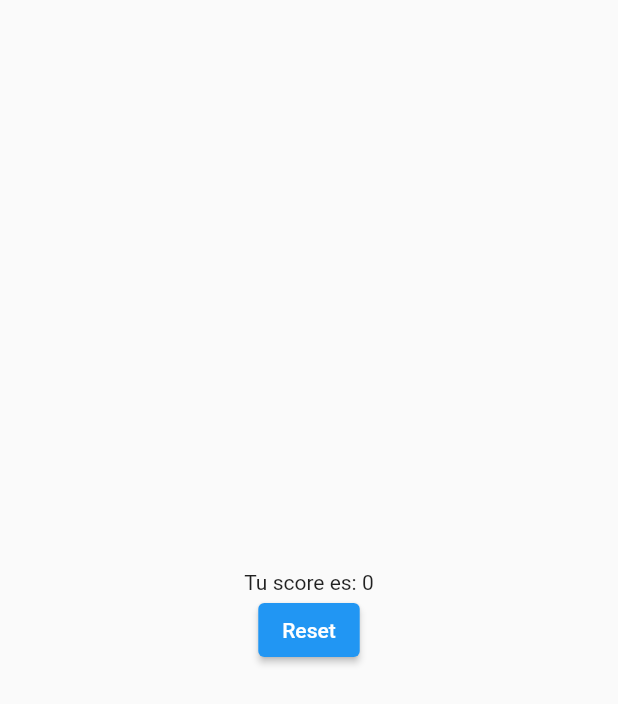
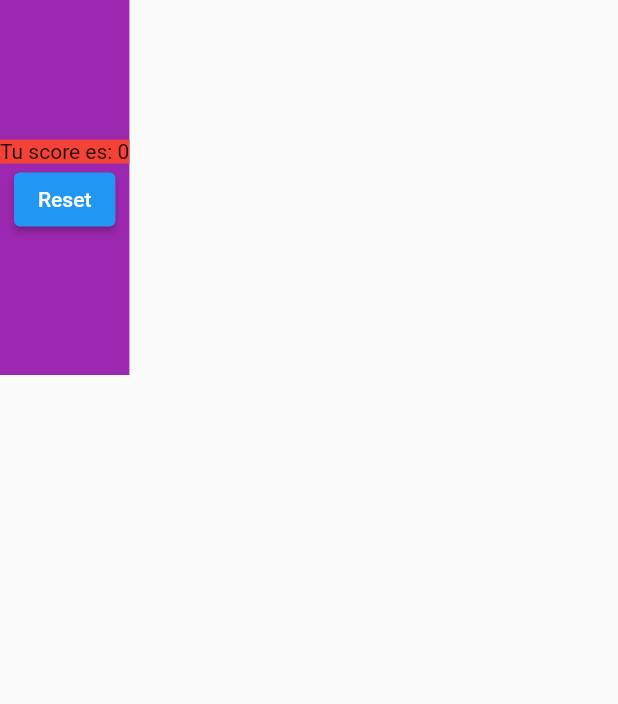
Before and after one commit to rodriguezzdavid/bootCampFlutter, a Flutter app: the YourScore widget shown alone on an empty page, opened directly with empty values, on a phone screen of 412 x 824 dp. Shown: the top 704 px of the screen. Run offline on Flutter 3.47's test engine with Material 2 defaults, Android fonts, the phone set to English and light mode, and no system bars.

Commit message:
Small fixes

```diff
--- a/01day/diaunoquizz/lib/column_result_widget.dart
+++ b/01day/diaunoquizz/lib/column_result_widget.dart
@@ -17,7 +17,10 @@ class ColumnResult extends StatelessWidget {
 
   @override
   Widget build(BuildContext context) {
-    return Column(
+    return Container(
+      // color: Colors.orange,
+      width: 300,
+      child: Column(
         crossAxisAlignment: CrossAxisAlignment.center,
         children: [
           QuestionWidget(questions[questionIndex].title),
@@ -31,6 +34,7 @@ class ColumnResult extends StatelessWidget {
             );
           }).toList()
         ],
+      ),
     );
   }
 }
--- a/01day/diaunoquizz/lib/question_widget.dart
+++ b/01day/diaunoquizz/lib/question_widget.dart
@@ -10,7 +10,7 @@ class QuestionWidget extends StatelessWidget {
 
   @override
   Widget build(BuildContext context) {
-    return SizedBox(
+    return Container(
       // color: Colors.purple,
       width: double.infinity,
       child: Text(
--- a/01day/diaunoquizz/lib/your_score.dart
+++ b/01day/diaunoquizz/lib/your_score.dart
@@ -13,12 +13,16 @@ class YourScore extends StatelessWidget {
   @override
   Widget build(BuildContext context) {
     return Container(
-      // color: Colors.purple,
-      width: double.infinity,
+      color: Colors.purple,
+      height: 250,
       child: Column(
         mainAxisAlignment: MainAxisAlignment.center,
+        mainAxisSize: MainAxisSize.max,
         children: [
-          Text("Tu score es: $totalScore"),
+          Container(
+            color: Colors.red,
+            child: Text("Tu score es: $totalScore"),
+          ),
           ElevatedButton(
             onPressed: callbackAction,
             child: Text("Reset"),
```
Lines whose indentation alone changed are shown as unchanged.
